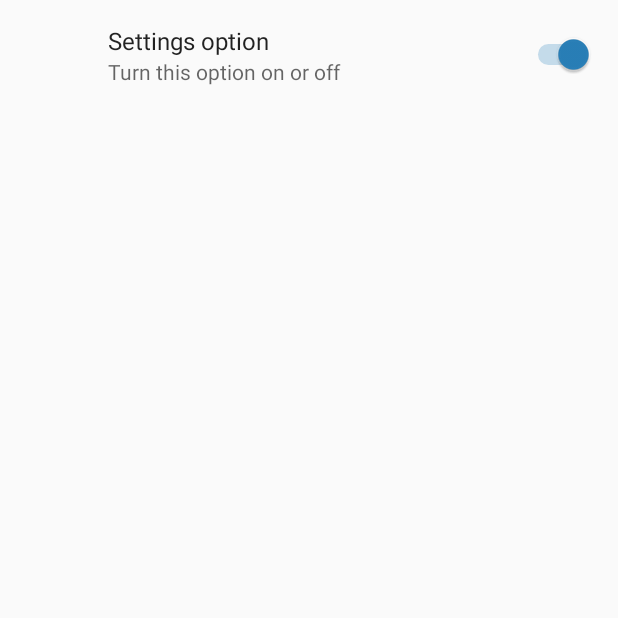
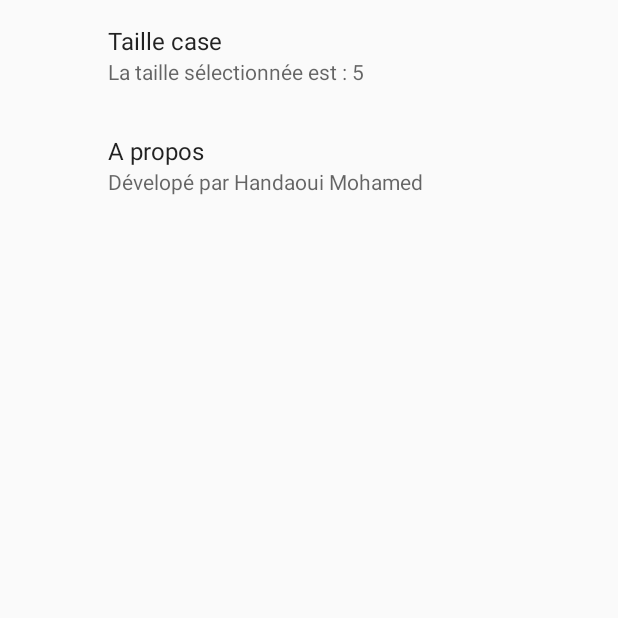
Before and after one commit to handaoui-mohamed/smart-sudoku, an Android app: the fragment SettingsFragment shown on its own in the app's theme, on a phone screen of 412 x 824 dp, the top half of it. Run offline under Robolectric (Android 15) with nearby library versions, the phone set to English and light mode, and no system bars; our stand-ins replace androidx.preference.

Commit message:
added preferences

```diff
--- a/SmartSudoku/app/src/main/AndroidManifest.xml
+++ b/SmartSudoku/app/src/main/AndroidManifest.xml
@@ -9,17 +9,17 @@
         android:roundIcon="@mipmap/ic_launcher_round"
         android:supportsRtl="true"
         android:theme="@style/AppTheme">
-        <activity android:name=".MainActivity">
+        <activity android:name=".Activities.MainActivity">
             <intent-filter>
                 <action android:name="android.intent.action.MAIN" />
 
                 <category android:name="android.intent.category.LAUNCHER" />
             </intent-filter>
         </activity>
-        <activity android:name=".AboutActivity" />
+        <activity android:name=".Activities.AboutActivity" />
         <activity
             android:theme="@style/Theme.AppCompat.Light.DarkActionBar"
-            android:name=".SettingsActivity"
+            android:name=".Activities.SettingsActivity"
             android:label="@string/title_activity_settings"></activity>
     </application>
 
--- a/SmartSudoku/app/src/main/java/com/handaomo/smartsudoku/AboutActivity.java
+++ b/SmartSudoku/app/src/main/java/com/handaomo/smartsudoku/Activities/AboutActivity.java
@@ -1,8 +1,10 @@
-package com.handaomo.smartsudoku;
+package com.handaomo.smartsudoku.Activities;
 
 import android.support.v7.app.AppCompatActivity;
 import android.os.Bundle;
 import android.view.View;
+
+import com.handaomo.smartsudoku.R;
 
 public class AboutActivity extends AppCompatActivity {
 
--- a/SmartSudoku/app/src/main/java/com/handaomo/smartsudoku/MainActivity.java
+++ b/SmartSudoku/app/src/main/java/com/handaomo/smartsudoku/Activities/MainActivity.java
@@ -1,4 +1,4 @@
-package com.handaomo.smartsudoku;
+package com.handaomo.smartsudoku.Activities;
 
 import android.content.Intent;
 import android.support.v7.app.AppCompatActivity;
@@ -6,7 +6,9 @@ import android.os.Bundle;
 import android.support.v7.widget.Toolbar;
 import android.view.Menu;
 import android.view.MenuItem;
-import android.widget.Toast;
+
+import com.handaomo.smartsudoku.Fragments.MainFragment;
+import com.handaomo.smartsudoku.R;
 
 public class MainActivity extends AppCompatActivity {
 
--- a/SmartSudoku/app/src/main/java/com/handaomo/smartsudoku/SettingsActivity.java
+++ b/SmartSudoku/app/src/main/java/com/handaomo/smartsudoku/Activities/SettingsActivity.java
@@ -1,8 +1,11 @@
-package com.handaomo.smartsudoku;
+package com.handaomo.smartsudoku.Activities;
 
 import android.os.Bundle;
 import android.support.v7.app.AppCompatActivity;
 import android.view.MenuItem;
+
+import com.handaomo.smartsudoku.R;
+import com.handaomo.smartsudoku.Fragments.SettingsFragment;
 
 public class SettingsActivity extends AppCompatActivity {
 
--- a/SmartSudoku/app/src/main/java/com/handaomo/smartsudoku/ChoiceFragment.java
+++ b/SmartSudoku/app/src/main/java/com/handaomo/smartsudoku/Fragments/ChoiceFragment.java
@@ -1,4 +1,4 @@
-package com.handaomo.smartsudoku;
+package com.handaomo.smartsudoku.Fragments;
 
 import android.os.Bundle;
 import android.support.v4.app.ListFragment;
@@ -7,6 +7,8 @@ import android.view.View;
 import android.view.ViewGroup;
 import android.widget.AdapterView;
 import android.widget.ArrayAdapter;
+
+import com.handaomo.smartsudoku.R;
 
 public class ChoiceFragment extends ListFragment implements AdapterView.OnItemClickListener {
     GameFragment gameFragment;
--- a/SmartSudoku/app/src/main/java/com/handaomo/smartsudoku/SettingsFragment.java
+++ b/SmartSudoku/app/src/main/java/com/handaomo/smartsudoku/Fragments/SettingsFragment.java
@@ -1,7 +1,9 @@
-package com.handaomo.smartsudoku;
+package com.handaomo.smartsudoku.Fragments;
 
 import android.os.Bundle;
 import android.support.v7.preference.PreferenceFragmentCompat;
+
+import com.handaomo.smartsudoku.R;
 
 public class SettingsFragment extends PreferenceFragmentCompat {
     @Override
--- a/SmartSudoku/app/src/main/res/layout/activity_about.xml
+++ b/SmartSudoku/app/src/main/res/layout/activity_about.xml
@@ -5,7 +5,7 @@
     android:layout_width="match_parent"
     android:layout_height="match_parent"
     android:orientation="vertical"
-    tools:context=".AboutActivity">
+    tools:context=".Activities.AboutActivity">
 
 
     <TextView
--- a/SmartSudoku/app/src/main/res/layout/activity_main.xml
+++ b/SmartSudoku/app/src/main/res/layout/activity_main.xml
@@ -5,7 +5,7 @@
     android:layout_height="match_parent"
     android:orientation="vertical"
     android:background="@color/background"
-    tools:context=".MainActivity">
+    tools:context=".Activities.MainActivity">
 
     <include
         android:id="@+id/toolbar"
--- a/SmartSudoku/app/src/main/res/layout/fragment_choice.xml
+++ b/SmartSudoku/app/src/main/res/layout/fragment_choice.xml
@@ -5,7 +5,7 @@
     android:layout_width="match_parent"
     android:layout_height="match_parent"
     android:orientation="vertical"
-    tools:context=".ChoiceFragment">
+    tools:context=".Fragments.ChoiceFragment">
 
     <TextView
         android:text="Choisissez un nombre"
--- a/SmartSudoku/app/src/main/res/layout/fragment_game.xml
+++ b/SmartSudoku/app/src/main/res/layout/fragment_game.xml
@@ -5,11 +5,11 @@
     android:layout_height="match_parent"
     android:orientation="vertical"
     android:paddingTop="10dp"
-    tools:context=".GameFragment">
+    tools:context=".Fragments.GameFragment">
 
     <view
         android:id="@+id/sudoku_grid"
-        class="com.handaomo.smartsudoku.Grille"
+        class="com.handaomo.smartsudoku.Views.Grille"
         android:layout_width="match_parent"
         android:layout_height="0dp"
         android:layout_weight="1" />
--- a/SmartSudoku/app/src/main/res/layout/fragment_my_settings.xml
+++ b/SmartSudoku/app/src/main/res/layout/fragment_my_settings.xml
@@ -3,7 +3,7 @@
     xmlns:tools="http://schemas.android.com/tools"
     android:layout_width="match_parent"
     android:layout_height="match_parent"
-    tools:context=".SettingsFragment">
+    tools:context=".Fragments.SettingsFragment">
 
     <TextView
         android:layout_width="match_parent"
--- a/SmartSudoku/app/src/main/res/values/strings.xml
+++ b/SmartSudoku/app/src/main/res/values/strings.xml
@@ -24,6 +24,12 @@
         <item>9</item>
     </string-array>
 
+    <string-array name="spacing_values">
+        <item>2</item>
+        <item>5</item>
+        <item>10</item>
+    </string-array>
+
     <string name="settings">Paramètres</string>
     <string name="load_new_config">Charger une autre configuration</string>
     <string name="login">Se connecter</string>
--- a/SmartSudoku/app/src/main/res/xml/preferences.xml
+++ b/SmartSudoku/app/src/main/res/xml/preferences.xml
@@ -1,8 +1,15 @@
 <?xml version="1.0" encoding="utf-8"?>
 <PreferenceScreen xmlns:android="http://schemas.android.com/apk/res/android">
-    <SwitchPreference
-        android:defaultValue="true"
-        android:title="Settings option"
-        android:key="example_switch"
-        android:summary="Turn this option on or off" />
+    <ListPreference
+        android:selectable="true"
+        android:entryValues="@array/spacing_values"
+        android:entries="@array/spacing_values"
+        android:defaultValue="5"
+        android:title="Taille case"
+        android:key="spacing"
+        android:summary="La taille sélectionnée est : %s" />
+
+    <Preference
+        android:title="A propos"
+        android:summary="Dévelopé par Handaoui Mohamed"/>
 </PreferenceScreen>
```
Also changed, not shown: SmartSudoku/app/src/main/java/com/handaomo/smartsudoku/Fragments/GameFragment.java (renamed from SmartSudoku/app/src/main/java/com/handaomo/smartsudoku/GameFragment.java, +12 -2 lines), SmartSudoku/app/src/main/java/com/handaomo/smartsudoku/Fragments/MainFragment.java (added, +75 -0 lines), SmartSudoku/app/src/main/java/com/handaomo/smartsudoku/MainFragment.java (deleted, +0 -46 lines), SmartSudoku/app/src/main/java/com/handaomo/smartsudoku/Services/GamePreferences.java (added, +45 -0 lines), SmartSudoku/app/src/main/java/com/handaomo/smartsudoku/Views/Grille.java (renamed from SmartSudoku/app/src/main/java/com/handaomo/smartsudoku/Grille.java, +6 -8 lines), SmartSudoku/app/src/main/res/layout/fragment_main.xml (+5 -2 lines).
